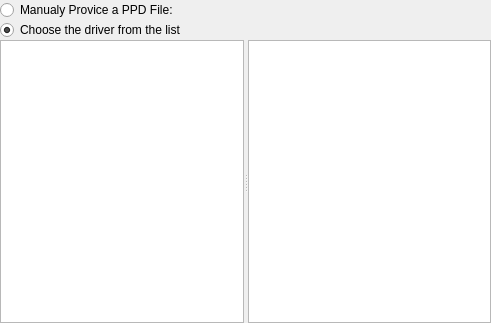
Old version of the form libqcups/SelectMakeModel.ui in the repository KDE/print-manager.
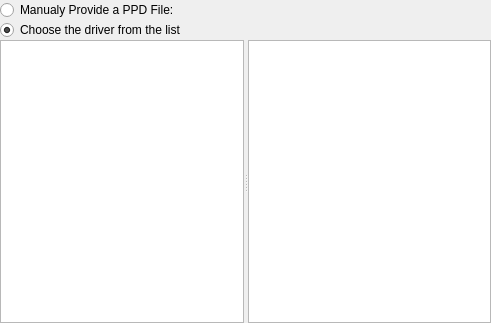
New version of the form. Custom widgets are drawn as their Qt base class.

Diff of the .ui file:
```diff
--- a/libqcups/SelectMakeModel.ui
+++ b/libqcups/SelectMakeModel.ui
@@ -45,7 +45,7 @@
    <item row="0" column="0">
     <widget class="QRadioButton" name="radioButton">
      <property name="text">
-      <string>Manualy Provice a PPD File:</string>
+      <string>Manualy Provide a PPD File:</string>
      </property>
     </widget>
    </item>
```
